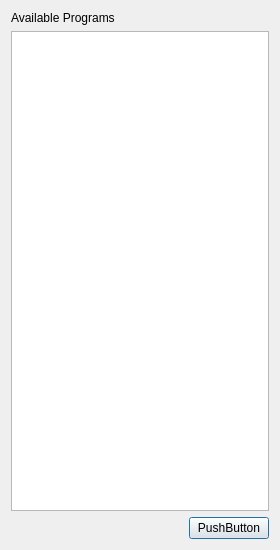
Qt form PyQt5_DesignFile_ImportTarget.ui (malsomt/TDS_PyLogixTagInterpreter) before a commit.
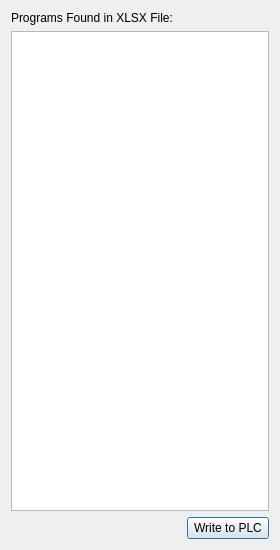
The same form after that commit.

```diff
--- a/PyQt5_DesignFile_ImportTarget.ui
+++ b/PyQt5_DesignFile_ImportTarget.ui
@@ -32,14 +32,14 @@
    <string>Select Export File Path</string>
   </property>
   <layout class="QGridLayout" name="gridLayout">
-   <item row="3" column="1">
+   <item row="3" column="2">
     <widget class="QPushButton" name="pbn_write">
      <property name="text">
-      <string>PushButton</string>
+      <string>Write to PLC</string>
      </property>
     </widget>
    </item>
-   <item row="3" column="0">
+   <item row="3" column="0" colspan="2">
     <spacer name="horizontalSpacer">
      <property name="orientation">
       <enum>Qt::Horizontal</enum>
@@ -52,13 +52,13 @@
      </property>
     </spacer>
    </item>
-   <item row="1" column="0" colspan="2">
-    <widget class="QListWidget" name="lst_chkboxes"/>
+   <item row="1" column="0" colspan="3">
+    <widget class="QListView" name="lst_chkboxes"/>
    </item>
-   <item row="0" column="0">
+   <item row="0" column="0" colspan="2">
     <widget class="QLabel" name="label">
      <property name="text">
-      <string>Available Programs</string>
+      <string>Programs Found in XLSX File:</string>
      </property>
     </widget>
    </item>
```
